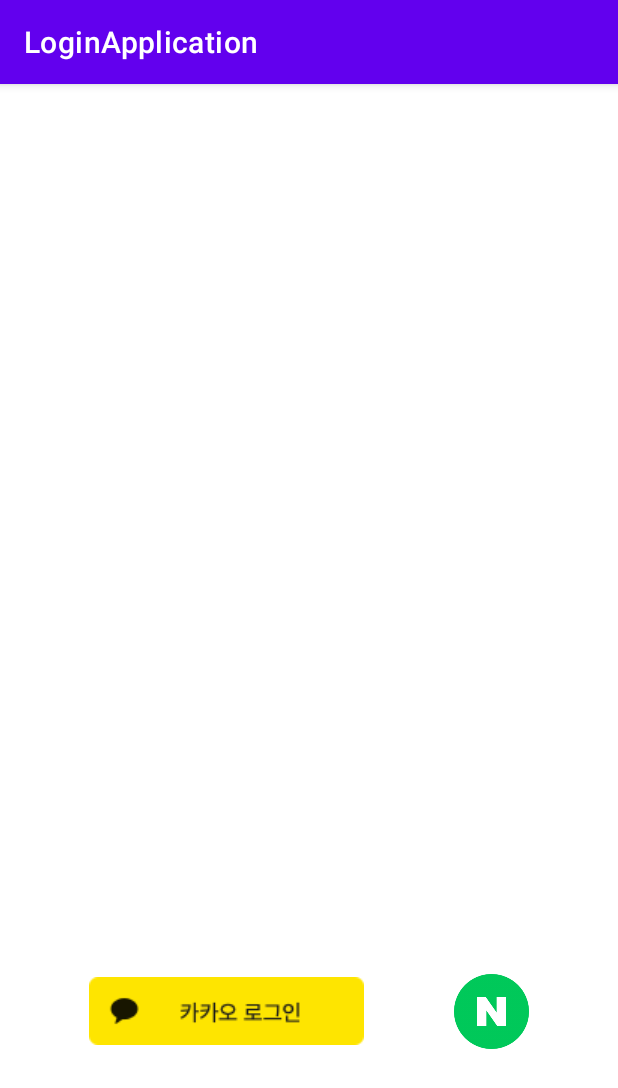
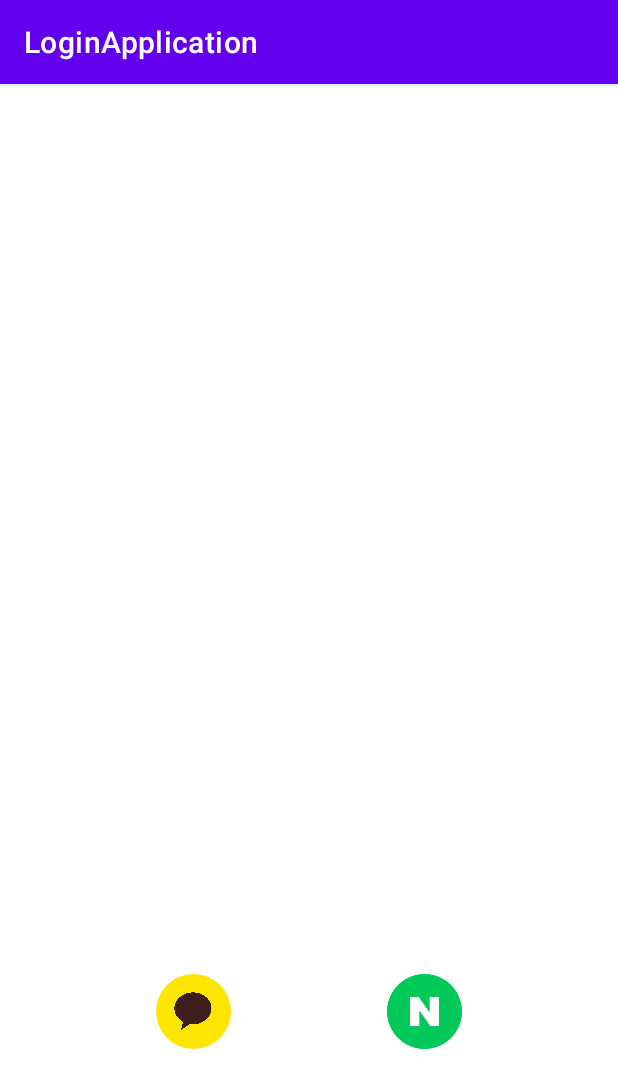
Before and after one commit to jiwonn333/LoginApplication, an Android app: the LoginActivity screen opened directly, with no data from a screen before it, on a phone screen of 412 x 824 dp. Shown: the top 1088 px of the screen. Run offline under Robolectric (Android 15) with nearby library versions, the phone set to English and light mode, and no system bars; our stand-ins replace data binding; libraries missing offline, so code that uses them is left out: com.kakao.sdk, com.navercorp.nid.

Commit message:
- 카카오, 네이버 로그인/로그아웃 - 로그인 버튼 커스텀(원형)

```diff
--- a/app/src/main/java/com/example/loginapplication/LoginActivity.kt
+++ b/app/src/main/java/com/example/loginapplication/LoginActivity.kt
@@ -99,6 +99,7 @@ class LoginActivity : AppCompatActivity(), OnClickListener {
 
         val oauthLoginCallback = object : OAuthLoginCallback {
             override fun onSuccess() {
+                // login success 시 Log
                 Log.d("test", "네이버 인증 성공")
                 Log.d("test", "AccessToken : " + NaverIdLoginSDK.getAccessToken())
                 Log.d("test", "client id : " + getString(R.string.naver_client_id))
@@ -107,6 +108,7 @@ class LoginActivity : AppCompatActivity(), OnClickListener {
                 Log.d("test", "TokenType : " + NaverIdLoginSDK.getTokenType())
                 Log.d("test", "State : " + NaverIdLoginSDK.getState().toString())
 
+                // 화면이동
                 val intent = Intent(baseContext, LoginSuccessActivity::class.java)
                 intent.putExtra("login", "naver")
                 startActivity(intent)
@@ -132,4 +134,5 @@ class LoginActivity : AppCompatActivity(), OnClickListener {
 
 
 
+
 }
--- /dev/null
+++ b/app/src/main/res/drawable/custom_login_button.xml
@@ -0,0 +1,16 @@
+<?xml version="1.0" encoding="utf-8"?>
+<layer-list xmlns:android="http://schemas.android.com/apk/res/android">
+    <item
+        android:width="50dp"
+        android:height="50dp">
+        <shape android:shape="oval">
+            <solid android:color="#FEE500" />
+
+        </shape>
+    </item>
+    <item
+        android:gravity="center"
+        android:width="25dp"
+        android:height="25dp"
+        android:drawable="@drawable/kakao_symbol" />
+</layer-list>
--- a/app/src/main/res/layout/activity_login.xml
+++ b/app/src/main/res/layout/activity_login.xml
@@ -7,32 +7,33 @@
 
     </data>
 
-
     <androidx.constraintlayout.widget.ConstraintLayout
         android:layout_width="match_parent"
         android:layout_height="match_parent"
         tools:context=".MainActivity">
 
         <androidx.constraintlayout.widget.ConstraintLayout
-            app:layout_constraintBottom_toBottomOf="parent"
             android:id="@+id/layout_login"
             android:layout_width="match_parent"
-            android:layout_height="300dp">
+            android:layout_height="300dp"
+            app:layout_constraintBottom_toBottomOf="parent">
+
 
             <ImageButton
                 android:id="@+id/btn_kakao"
-                android:layout_width="wrap_content"
-                android:layout_height="wrap_content"
-                android:background="@drawable/ic_kakao_login"
+                android:layout_width="50dp"
+                android:layout_height="50dp"
+                android:background="@drawable/custom_login_button"
                 app:layout_constraintBottom_toBottomOf="parent"
                 app:layout_constraintEnd_toStartOf="@+id/btn_naver"
                 app:layout_constraintStart_toStartOf="parent"
                 app:layout_constraintTop_toTopOf="parent" />
 
+
             <ImageButton
                 android:id="@+id/btn_naver"
-                android:layout_width="50sp"
-                android:layout_height="50sp"
+                android:layout_width="50dp"
+                android:layout_height="50dp"
                 android:background="@drawable/ic_naver_login"
                 app:layout_constraintBottom_toBottomOf="parent"
                 app:layout_constraintEnd_toEndOf="parent"
--- a/app/src/main/res/layout/activity_login_success.xml
+++ b/app/src/main/res/layout/activity_login_success.xml
@@ -20,7 +20,7 @@
         android:id="@+id/btn_logout"
         android:layout_width="match_parent"
         android:layout_height="wrap_content"
-        android:text="카카오 로그아웃"
+        android:text="로그아웃"
         app:layout_constraintBottom_toBottomOf="parent"
         app:layout_constraintEnd_toEndOf="parent"
         app:layout_constraintStart_toStartOf="parent"
```
Also changed, not shown: app/src/main/java/com/example/loginapplication/KakaoLoginButton.kt (added, +38 -0 lines), app/src/main/res/layout/view_kakao_login_btn.xml (added, +29 -0 lines), app/src/main/res/drawable/kakao_symbol.png (added).
